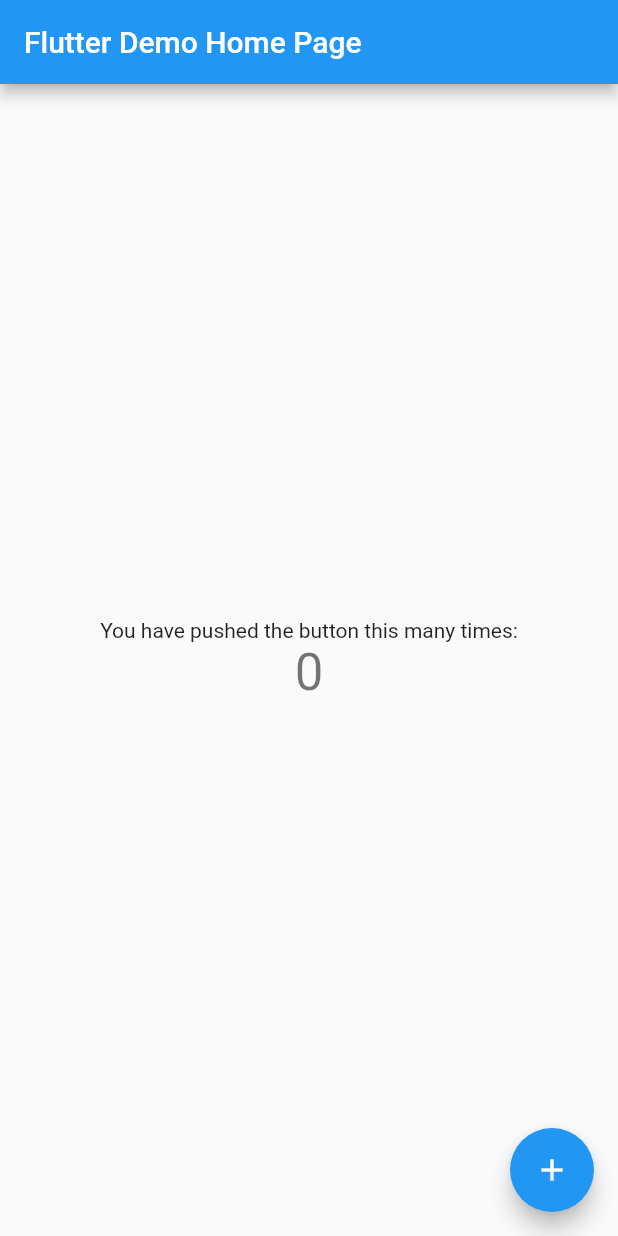
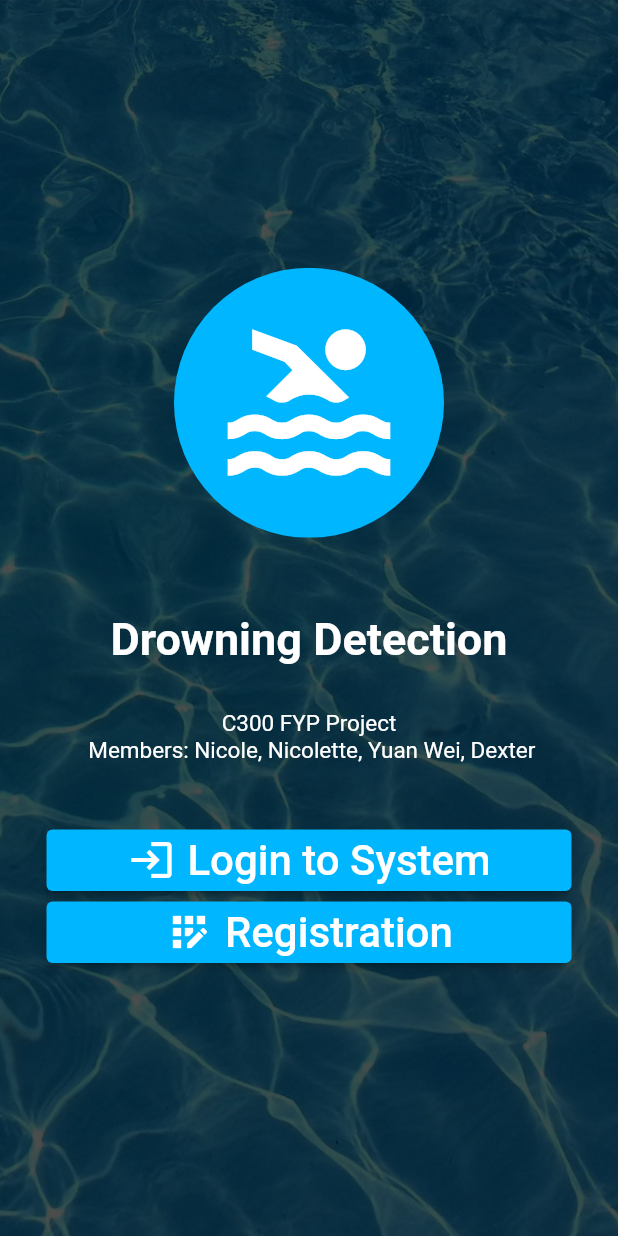
Before and after one commit to ngicolee/C300_DrowningDetection, a Flutter app: the screen it shows after launch, on a phone screen of 412 x 824 dp. Run offline on Flutter 3.47's test engine with Material 2 defaults, Android fonts, the phone set to English and light mode, and no system bars.

```diff
--- a/lib/main.dart
+++ b/lib/main.dart
@@ -1,115 +1,104 @@
 import 'package:flutter/material.dart';
 
 void main() {
-  runApp(const MyApp());
+  runApp(MaterialApp(
+      debugShowCheckedModeBanner: false,
+      // Home of MaterialApp
+      home: SplashPage(duration: 3, goToPage: const WelcomePage())));
 }
 
-class MyApp extends StatelessWidget {
-  const MyApp({Key? key}) : super(key: key);
+// Splash Page StatelessWidget
+// ignore: must_be_immutable
+class SplashPage extends StatelessWidget {
+  int duration = 0;
+  Widget goToPage;
 
-  // This widget is the root of your application.
+  SplashPage({Key? key, required this.goToPage, required this.duration})
+      : super(key: key);
+
   @override
   Widget build(BuildContext context) {
-    return MaterialApp(
-      title: 'Flutter Demo',
-      theme: ThemeData(
-        // This is the theme of your application.
-        //
-        // Try running your application with "flutter run". You'll see the
-        // application has a blue toolbar. Then, without quitting the app, try
-        // changing the primarySwatch below to Colors.green and then invoke
-        // "hot reload" (press "r" in the console where you ran "flutter run",
-        // or simply save your changes to "hot reload" in a Flutter IDE).
-        // Notice that the counter didn't reset back to zero; the application
-        // is not restarted.
-        primarySwatch: Colors.blue,
-      ),
-      home: const MyHomePage(title: 'Flutter Demo Home Page'),
-    );
+    Future.delayed(Duration(seconds: duration), () {
+      Navigator.push(
+          context, MaterialPageRoute(builder: (context) => goToPage));
+    });
+    return Scaffold(
+        body: Container(
+            color: const Color.fromARGB(255, 0, 183, 255),
+            alignment: Alignment.center,
+            child:
+                const Icon(Icons.pool_sharp, color: Colors.white, size: 200)));
   }
 }
 
-class MyHomePage extends StatefulWidget {
-  const MyHomePage({Key? key, required this.title}) : super(key: key);
-
-  // This widget is the home page of your application. It is stateful, meaning
-  // that it has a State object (defined below) that contains fields that affect
-  // how it looks.
-
-  // This class is the configuration for the state. It holds the values (in this
-  // case the title) provided by the parent (in this case the App widget) and
-  // used by the build method of the State. Fields in a Widget subclass are
-  // always marked "final".
-
-  final String title;
-
-  @override
-  State<MyHomePage> createState() => _MyHomePageState();
-}
-
-class _MyHomePageState extends State<MyHomePage> {
-  int _counter = 0;
-
-  void _incrementCounter() {
-    setState(() {
-      // This call to setState tells the Flutter framework that something has
-      // changed in this State, which causes it to rerun the build method below
-      // so that the display can reflect the updated values. If we changed
-      // _counter without calling setState(), then the build method would not be
-      // called again, and so nothing would appear to happen.
-      _counter++;
-    });
-  }
+class WelcomePage extends StatelessWidget {
+  const WelcomePage({Key? key}) : super(key: key);
 
   @override
   Widget build(BuildContext context) {
-    // This method is rerun every time setState is called, for instance as done
-    // by the _incrementCounter method above.
-    //
-    // The Flutter framework has been optimized to make rerunning build methods
-    // fast, so that you can just rebuild anything that needs updating rather
-    // than having to individually change instances of widgets.
     return Scaffold(
-      appBar: AppBar(
-        // Here we take the value from the MyHomePage object that was created by
-        // the App.build method, and use it to set our appbar title.
-        title: Text(widget.title),
-      ),
-      body: Center(
-        // Center is a layout widget. It takes a single child and positions it
-        // in the middle of the parent.
-        child: Column(
-          // Column is also a layout widget. It takes a list of children and
-          // arranges them vertically. By default, it sizes itself to fit its
-          // children horizontally, and tries to be as tall as its parent.
-          //
-          // Invoke "debug painting" (press "p" in the console, choose the
-          // "Toggle Debug Paint" action from the Flutter Inspector in Android
-          // Studio, or the "Toggle Debug Paint" command in Visual Studio Code)
-          // to see the wireframe for each widget.
-          //
-          // Column has various properties to control how it sizes itself and
-          // how it positions its children. Here we use mainAxisAlignment to
-          // center the children vertically; the main axis here is the vertical
-          // axis because Columns are vertical (the cross axis would be
-          // horizontal).
-          mainAxisAlignment: MainAxisAlignment.center,
-          children: <Widget>[
-            const Text(
-              'You have pushed the button this many times:',
-            ),
-            Text(
-              '$_counter',
-              style: Theme.of(context).textTheme.headline4,
-            ),
-          ],
+        body: Container(
+      color: Colors.black,
+      child: Stack(children: [
+        Positioned.fill(
+          child: Opacity(
+            opacity: 0.3,
+            child: Image.asset('assets/imgs/Background.jpg', fit: BoxFit.cover),
+          ),
         ),
-      ),
-      floatingActionButton: FloatingActionButton(
-        onPressed: _incrementCounter,
-        tooltip: 'Increment',
-        child: const Icon(Icons.add),
-      ), // This trailing comma makes auto-formatting nicer for build methods.
-    );
+        Center(
+          child: Column(
+              mainAxisAlignment: MainAxisAlignment.center,
+              crossAxisAlignment: CrossAxisAlignment.center,
+              children: [
+                ClipOval(
+                  child: Container(
+                      width: 180,
+                      height: 180,
+                      color: const Color.fromARGB(255, 0, 183, 255),
+                      alignment: Alignment.center,
+                      child: const Icon(Icons.pool_sharp,
+                          color: Colors.white, size: 130)),
+                ),
+                const SizedBox(height: 50),
+                const Text('Drowning Detection',
+                    textAlign: TextAlign.center,
+                    style: TextStyle(
+                        color: Colors.white,
+                        fontSize: 30,
+                        fontWeight: FontWeight.bold)),
+                const SizedBox(height: 30),
+                const Text(
+                    'C300 FYP Project \n Members: Nicole, Nicolette, Yuan Wei, Dexter',
+                    textAlign: TextAlign.center,
+                    style: TextStyle(color: Colors.white, fontSize: 15)),
+                const SizedBox(height: 40),
+                ElevatedButton.icon(
+                    style: ElevatedButton.styleFrom(
+                        primary: const Color.fromARGB(255, 0, 183, 255),
+                        padding: const EdgeInsets.symmetric(
+                            horizontal: 32, vertical: 4),
+                        minimumSize: const Size(350, 20)),
+                    icon: const Icon(Icons.login_outlined,
+                        size: 32, color: Colors.white),
+                    label: buildText('Login to System'),
+                    onPressed: () {}),
+                ElevatedButton.icon(
+                    style: ElevatedButton.styleFrom(
+                        primary: const Color.fromARGB(255, 0, 183, 255),
+                        padding: const EdgeInsets.symmetric(
+                            horizontal: 32, vertical: 4),
+                        minimumSize: const Size(350, 20)),
+                    icon: const Icon(Icons.app_registration_outlined,
+                        size: 32, color: Colors.white),
+                    label: buildText('Registration'),
+                    onPressed: () {})
+              ]),
+        )
+      ]),
+    ));
   }
 }
+
+// Button Test Builder
+Text buildText(String text) => Text(text, style: const TextStyle(fontSize: 28));
```
Also changed, not shown: pubspec.yaml (+7 -7 lines), assets/fonts/orilla.ttf (added), assets/imgs/Background.jpg (added), lib/helpers/iconhelper.dart (added), 1 other file.
